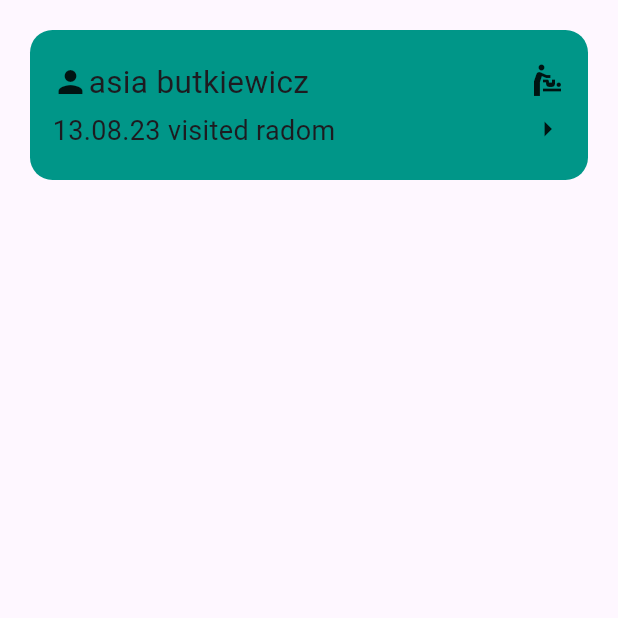
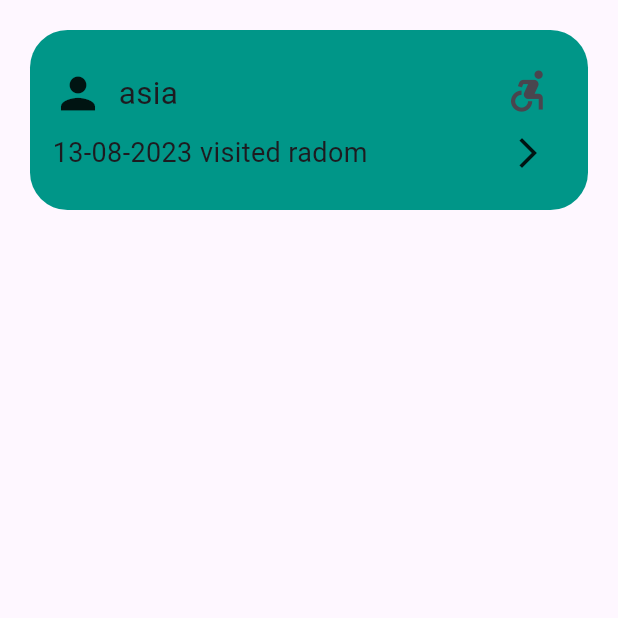
Before and after one commit to AWieczarek/AlbatrUS, a Flutter app: the screen it shows after launch, on a phone screen of 412 x 824 dp, the top half of it. Run offline on Flutter 3.47's test engine with Material 2 defaults, Android fonts, the phone set to English and light mode, and no system bars; missing offline and left inert: dart:ffi.

Commit message:
create dashboard tile

```diff
--- a/lib/dashboard/asia_sandbox.dart
+++ b/lib/dashboard/asia_sandbox.dart
@@ -8,6 +8,10 @@ void main() {
 class AsiaSandbox extends StatelessWidget {
   @override
   Widget build(BuildContext context) {
-    return DashboardItem();
+    return DashboardItem(
+      name: 'asia',
+      date: DateTime.now(),
+      place: 'radom',
+    );
   }
 }
--- a/lib/dashboard/dashboard-item.dart
+++ b/lib/dashboard/dashboard-item.dart
@@ -1,29 +1,41 @@
 import 'dart:ffi';
 
+import 'package:albatrus/dashboard/date-format.dart';
 import 'package:albatrus/dashboard/left-column.dart';
 import 'package:albatrus/dashboard/right-column.dart';
 import 'package:flutter/material.dart';
 
 class DashboardItem extends StatelessWidget {
+  final String name;
+  final String place;
+  final DateTime date;
 
+  DashboardItem({super.key,
+    required this.name,
+    required this.date,
+    required this.place,
+  });
 
   @override
   Widget build(BuildContext context) {
-    return Container(
+    return Align(
+      alignment: Alignment.topLeft,
+      child: Container(
         decoration: const BoxDecoration(
           color: Colors.teal,
-        borderRadius: BorderRadius.all(Radius.circular(15)),
+          borderRadius: BorderRadius.all(Radius.circular(25)),
         ),
         margin: const EdgeInsets.all(20.0),
         padding: const EdgeInsets.all(15.0),
         width: 400.0,
-      height: 100.0,
-      child:  Row(
+        height: 120.0,
+        child: Row(
           mainAxisAlignment: MainAxisAlignment.spaceBetween,
           children: [
-          const LeftColumn(name: 'asia butkiewicz', country: 'radom', date: '13.08.23'),
+            LeftColumn(name: name, country: place),
             RightColumn(),
           ],
+        ),
       ),
     );
   }
--- a/lib/dashboard/date-format.dart
+++ b/lib/dashboard/date-format.dart
@@ -1,18 +1,20 @@
 import 'package:flutter/material.dart';
-import 'package:intl/intl.dart;
+import 'package:intl/intl.dart';
 
-class MyDateWidget extends StatelessWidget {
+class DateWidget extends StatelessWidget {
+
+  final DateTime date;
+
+  DateWidget({super.key, required this.date});
+
   @override
   Widget build(BuildContext context) {
-    DateTime currentDate = DateTime.now();
-    String formattedDate = DateFormat('yyyy-MM-dd').format(currentDate);
+    DateTime currentDate = date;
+    String formattedDate = DateFormat('dd-MM-yyyy').format(currentDate);
 
-    return Container(
-      padding: EdgeInsets.all(16.0),
-      child: Text(
-        'Formatted Date: $formattedDate',
+    return Text(
+        '$formattedDate',
         style: TextStyle(fontSize: 18.0),
-      ),
     );
   }
 }
--- a/lib/dashboard/left-column.dart
+++ b/lib/dashboard/left-column.dart
@@ -1,16 +1,15 @@
-import 'package:albatrus/dashboard/dashboard-item.dart';
 import 'package:flutter/material.dart';
+
+import 'date-format.dart';
 
 class LeftColumn extends StatelessWidget {
   final String name;
   final String country;
-  final String date;
 
   const LeftColumn({
     super.key,
     required this.name,
     required this.country,
-    required this.date,
   });
 
   @override
@@ -21,15 +20,31 @@ class LeftColumn extends StatelessWidget {
       children: [
         Row(
           children: [
-            const Icon(Icons.person),
-            Text( name,
+            const Icon(
+              Icons.person,
+              size: 34.0),
+            const SizedBox(
+              height: 5.0,
+              width: 10.0,
+            ),
+            Text(
+              name,
               style: const TextStyle(fontSize: 21),
             ),
           ],
         ),
-        Text(
-          '${date} visited ${country}',
-          style: const TextStyle(fontSize: 18),
+        Row(
+          children: [
+            DateWidget(date: DateTime.now()),
+            const SizedBox(
+              height: 5.0,
+              width: 5.0,
+            ),
+            Text(
+              'visited ${country}',
+              style: const TextStyle(fontSize: 18),
+            ),
+          ],
         ),
       ],
     );
--- a/lib/dashboard/right-column.dart
+++ b/lib/dashboard/right-column.dart
@@ -1,22 +1,34 @@
-import 'dart:ffi';
-
 import 'package:flutter/material.dart';
 
+class RightColumn extends StatefulWidget {
+  @override
+  State<RightColumn> createState() => _RightColumnState();
+}
 
-class RightColumn extends StatelessWidget {
-
-  // final Bool isBird;
-  //
-  // const RightColumn({super.key, required this.isBird});
-
+class _RightColumnState extends State<RightColumn> {
+  bool isBird = false;
 
   @override
   Widget build(BuildContext context) {
-    return const Column(
-      mainAxisAlignment: MainAxisAlignment.spaceEvenly,
+    return Column(
+      // mainAxisAlignment: MainAxisAlignment.spaceEvenly,
       children: [
-        Icon(Icons.baby_changing_station),
-        Icon(Icons.arrow_right),
+        //Icon(Icons.accessible),
+        IconButton(
+          iconSize: 34.0,
+          icon: Icon(
+              isBird ? Icons.accessible : Icons.accessible_forward),
+          onPressed: () {
+            setState(() {
+              isBird = !isBird;
+            });
+          },
+        ),
+        const SizedBox(
+          height: 5.0,
+          width: 5.0,
+        ),
+        const Icon(Icons.arrow_forward_ios),
       ],
     );
   }
```
Also changed, not shown: lib/models/trip.dart (added, +41 -0 lines). Lines whose indentation alone changed are shown as unchanged.
